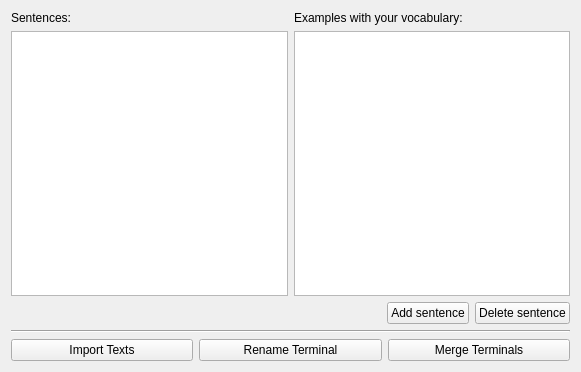
Above: simon/src/simonmodelmanagementui/grammarview.ui from KDE/simon before the change. Below: the same form after it.
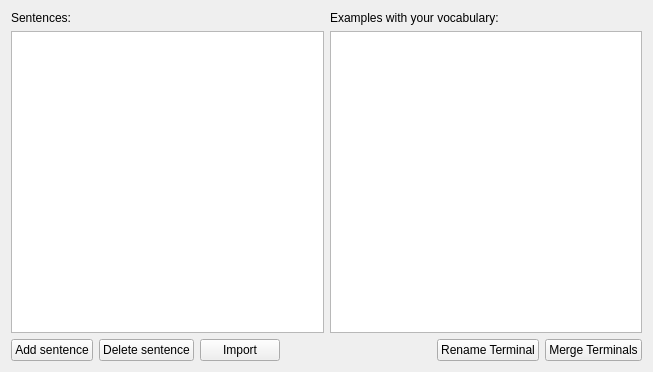
That is the form after the change. Icons and pictures are not drawn. Custom widgets are drawn as their Qt base class.

What changed in the file:
```diff
--- a/simon/src/simonmodelmanagementui/grammarview.ui
+++ b/simon/src/simonmodelmanagementui/grammarview.ui
@@ -1,11 +1,11 @@
 <ui version="4.0" >
  <class>GrammarView</class>
- <widget class="QWidget" name="GrammarView" >
-  <property name="geometry" >
+ <widget class="QWidget" name="GrammarView">
+  <property name="geometry">
    <rect>
     <x>0</x>
     <y>0</y>
-    <width>581</width>
+    <width>653</width>
     <height>372</height>
    </rect>
   </property>
@@ -25,26 +25,28 @@
      <item>
   <layout class="QVBoxLayout" name="verticalLayout5" >
      <item>
-	<widget class="QLabel" name="lbStructures" >
-	 <property name="text"><string>Sentences:</string></property>
+        <widget class="QLabel" name="lbStructures">
+         <property name="text">
+          <string>Sentences:</string>
+         </property>
 	 </widget>
 	</item>
 	<item>
-	<widget class="QListView" name="lvStructures" >
-	</widget>
+        <widget class="QListView" name="lvStructures"/>
 	</item>
 	</layout>
 	</item>
    <item>
 		  <layout class="QVBoxLayout" name="vertiLayout10" >
 		   <item>
-		    <widget class="QLabel" name="lbExamples" >
-		      <property name="text"><string>Examples with your vocabulary:</string></property>
+        <widget class="QLabel" name="lbExamples">
+         <property name="text">
+          <string>Examples with your vocabulary:</string>
+         </property>
 		    </widget>
 		   </item>
 		   <item>
-		    <widget class="QListWidget" name="lwExamples" >
-		    </widget>
+        <widget class="QListWidget" name="lwExamples"/>
 		   </item>
 		  </layout>
 	 </item>
@@ -54,7 +56,31 @@
    <item>
 	    <layout class="QHBoxLayout" >
 		   <item>
-		    <layout class="QHBoxLayout" >
+      <layout class="QHBoxLayout">
+       <item>
+        <widget class="KPushButton" name="pbAdd">
+         <property name="text">
+          <string>Add sentence</string>
+         </property>
+        </widget>
+       </item>
+       <item>
+        <widget class="KPushButton" name="pbDelete">
+         <property name="text">
+          <string>Delete sentence</string>
+         </property>
+        </widget>
+       </item>
+       <item>
+        <widget class="KPushButton" name="pbImportTexts">
+         <property name="text">
+          <string>Import</string>
+         </property>
+         <property name="checkable">
+          <bool>false</bool>
+         </property>
+        </widget>
+       </item>
 		     <item>
 			  <spacer name="horizontalSpacer">
 			   <property name="orientation">
@@ -69,56 +95,8 @@
 			  </spacer>
 		     </item>
 		     <item>
-		      <widget class="KPushButton" name="pbAdd" >
-		       <property name="text" >
-			<string>Add sentence</string>
-		       </property>
-		      </widget>
-		     </item>
-		     <item>
-		      <widget class="KPushButton" name="pbDelete" >
-		       <property name="text" >
-			<string>Delete sentence</string>
-		       </property>
-		      </widget>
-		     </item>
-		    </layout>
-		   </item>
-	     </layout>
-
-	 </item>
-  
-
-
-
-
-
-
-
-
-
-   <item>
-    <widget class="Line" name="line" >
-     <property name="orientation" >
-      <enum>Qt::Horizontal</enum>
-     </property>
-    </widget>
-   </item>
-   <item>
-    <layout class="QHBoxLayout" >
-     <item>
-      <widget class="KPushButton" name="pbImportTexts" >
-       <property name="text" >
-        <string>Import Texts</string>
-       </property>
-       <property name="checkable" >
-        <bool>false</bool>
-       </property>
-      </widget>
-     </item>
-     <item>
-      <widget class="KPushButton" name="pbRename" >
-       <property name="text" >
+        <widget class="KPushButton" name="pbRename">
+         <property name="text">
         <string>Rename Terminal</string>
        </property>
        <property name="checkable" >
@@ -127,25 +105,22 @@
       </widget>
      </item>
      <item>
-      <widget class="KPushButton" name="pbMerge" >
-       <property name="text" >
+        <widget class="KPushButton" name="pbMerge">
+         <property name="text">
         <string>Merge Terminals</string>
        </property>
        <property name="checkable" >
         <bool>false</bool>
        </property>
       </widget>
+       </item>
+      </layout>
      </item>
     </layout>
    </item>
   </layout>
  </widget>
  <customwidgets>
-  <customwidget>
-   <class>KEditListBox</class>
-   <extends>QGroupBox</extends>
-   <header>keditlistbox.h</header>
-  </customwidget>
   <customwidget>
    <class>KPushButton</class>
    <extends>QPushButton</extends>
```
Left out of the diff: 24 changed lines with no effect on the pictures. Lines whose indentation alone changed are shown as unchanged.
